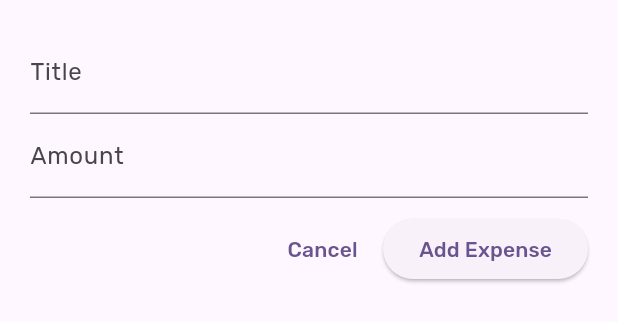
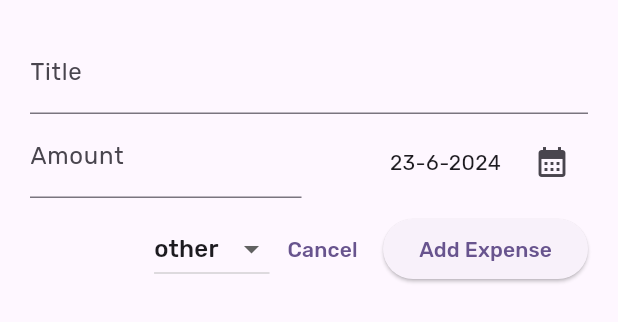
Before and after one commit to MohammadKanaan/flutter_expense_tracker, a Flutter app: the NewExpense widget shown alone on an empty page, opened directly, on a phone screen of 412 x 824 dp. Shown: the top 322 px of the screen. Run offline on Flutter 3.47's test engine with Material 3 defaults, Android fonts, the phone set to English and light mode, and no system bars; our stand-ins replace flutter_hooks, google_fonts, hooks_riverpod.

Commit message:
feat: added category dropdown and date picker to new expense

```diff
--- a/lib/widgets/new_expense.dart
+++ b/lib/widgets/new_expense.dart
@@ -7,19 +7,38 @@ import 'package:flutter_hooks/flutter_hooks.dart';
 class NewExpense extends HookConsumerWidget {
   const NewExpense({super.key});
 
-  void _handleAddExpense(
-      WidgetRef ref, String title, double amount, Category category) {
+  void _handleAddExpense(WidgetRef ref, String title, double amount,
+      Category category, DateTime date) {
     ref.read(expenseProvider.notifier).addExpense(
           title: title,
           amount: amount,
           category: category,
+          date: date,
         );
+  }
+
+  void _showDatePicker(
+      BuildContext context, ValueNotifier<DateTime> date) async {
+    final DateTime now = DateTime.now();
+    final DateTime firstDate = DateTime(now.year - 1, now.month, now.day);
+    final pickedDate = await showDatePicker(
+        context: context,
+        initialDate: now,
+        firstDate: firstDate,
+        lastDate: now);
+    date.value = pickedDate!;
   }
 
   @override
   Widget build(BuildContext context, WidgetRef ref) {
     var title = useState('');
     var amount = useState(0.0);
+    var date = useState(DateTime.now());
+    var category = useState(Category.other);
+
+    final int day = date.value.day;
+    final int month = date.value.month;
+    final int year = date.value.year;
 
     return Padding(
       padding: const EdgeInsets.all(20),
@@ -33,31 +52,69 @@ class NewExpense extends HookConsumerWidget {
               labelText: 'Title',
             ),
           ),
-          TextField(
+          Row(
+            crossAxisAlignment: CrossAxisAlignment.end,
+            children: [
+              Expanded(
+                child: TextField(
                   onChanged: (value) {
                     amount.value = double.parse(value);
                   },
                   keyboardType: TextInputType.number,
                   decoration: const InputDecoration(
                     labelText: 'Amount',
-              prefix: Text('\$'),
+                    prefix: Text('\$ '),
                   ),
+                ),
+              ),
+              const SizedBox(width: 10),
+              Expanded(
+                child: Row(
+                  mainAxisAlignment: MainAxisAlignment.end,
+                  crossAxisAlignment: CrossAxisAlignment.center,
+                  children: [
+                    Text('$day-$month-$year'),
+                    const SizedBox(width: 10),
+                    IconButton(
+                      onPressed: () {
+                        _showDatePicker(context, date);
+                      },
+                      icon: const Icon(Icons.calendar_month),
+                    ),
+                  ],
+                ),
+              ),
+            ],
           ),
           const SizedBox(height: 10),
           Row(
             mainAxisAlignment: MainAxisAlignment.end,
             children: [
+              DropdownButton(
+                  items: Category.values
+                      .map(
+                        (category) => DropdownMenuItem(
+                          value: category,
+                          child: Text(category.name),
+                        ),
+                      )
+                      .toList(),
+                  value: category.value,
+                  onChanged: (value) {
+                    category.value = value!;
+                  }),
               TextButton(
                 onPressed: () {
-                  Navigator.of(context).pop();
+                  Navigator.pop(context);
                 },
                 child: const Text('Cancel'),
               ),
               const SizedBox(width: 5),
               ElevatedButton(
                 onPressed: () {
-                  _handleAddExpense(
-                      ref, title.value, amount.value, Category.other);
+                  _handleAddExpense(ref, title.value, amount.value,
+                      category.value, date.value);
+                  Navigator.pop(context);
                 },
                 child: const Text('Add Expense'),
               ),
```
Also changed, not shown: lib/provider.dart (+4 -3 lines). Lines whose indentation alone changed are shown as unchanged.
